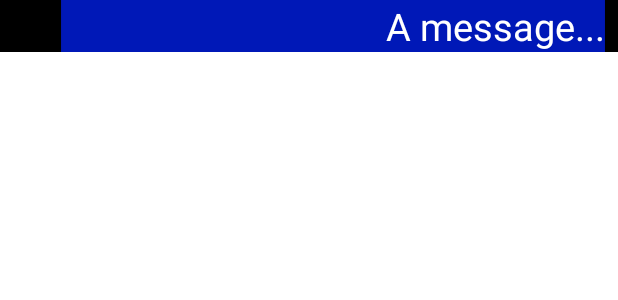
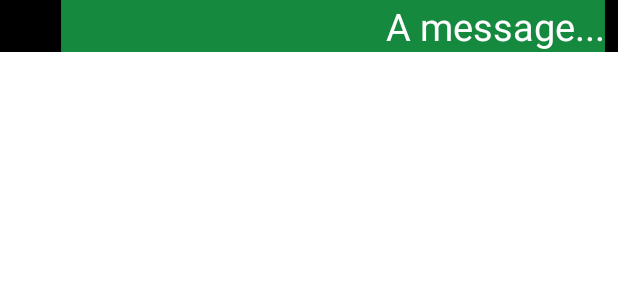
Before and after one commit to Spotifiubyfy-6/frontend-mainApp, an Android app: the layout layout_message_sent_item.xml on its own in the app's theme, with its tools: preview values and no code run, on a phone screen of 412 x 824 dp. Shown: the top 300 px of the screen. Run offline under Robolectric (Android 15) with nearby library versions, the phone set to English and light mode, and no system bars; network calls fail.

Commit message:
Chat colours changes according to new design

```diff
--- a/app/src/main/res/layout/layout_message_sent_item.xml
+++ b/app/src/main/res/layout/layout_message_sent_item.xml
@@ -19,7 +19,7 @@
         android:text="A message..."
         android:textAlignment="viewEnd"
         android:textColor="@color/white"
-        android:background="#C40020EE"
+        android:background="#BE1DB954"
         android:textSize="25sp" />
     <androidx.cardview.widget.CardView
         android:layout_width="0dp"
```
